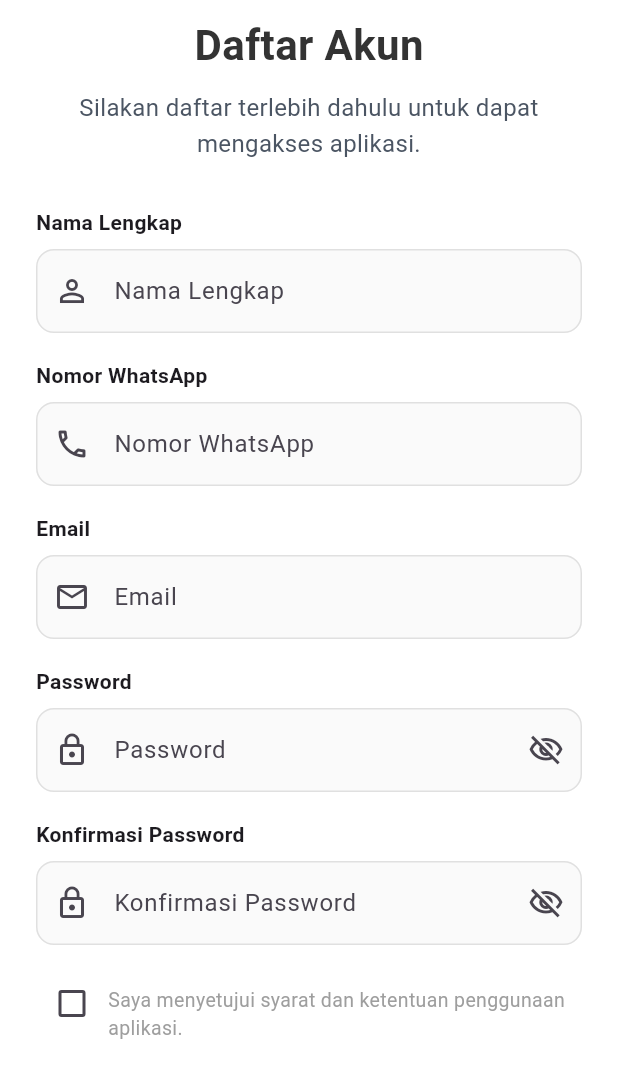
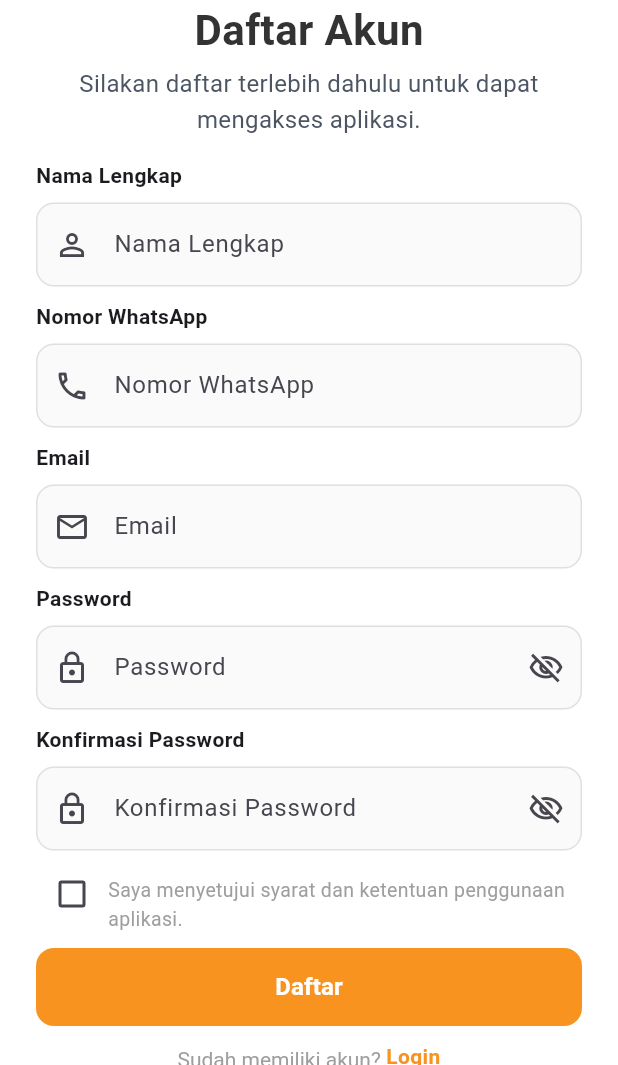
Before and after one commit to Adinaa11/goldify, a Flutter app: the RegisterPage screen opened directly, on a phone screen of 412 x 824 dp, the part 171-1236 px from its top. Run offline on Flutter 3.47's test engine with Material 3 defaults, Android fonts, the phone set to English and light mode, and no system bars; our stand-ins replace confetti.

Commit message:
Update register

```diff
--- a/lib/views/home_page.dart
+++ b/lib/views/home_page.dart
@@ -1,6 +1,6 @@
 import 'package:flutter/material.dart';
 import 'calculator/calculator_page.dart';
-import 'profile_page.dart';
+import 'profile/profile_page.dart';
 
 class HomePage extends StatefulWidget {
   const HomePage({super.key});
--- a/lib/views/login_page.dart
+++ b/lib/views/login_page.dart
@@ -144,7 +144,7 @@ class _LoginPageState extends State<LoginPage> {
                       ),
                     ),
 
-                    const SizedBox(height: 30),
+                    const SizedBox(height: 15),
 
                     // EMAIL
                     const Text(
@@ -166,7 +166,7 @@ class _LoginPageState extends State<LoginPage> {
                       ),
                     ),
 
-                    const SizedBox(height: 18),
+                    const SizedBox(height: 10),
 
                     // PASSWORD
                     const Text(
@@ -203,7 +203,7 @@ class _LoginPageState extends State<LoginPage> {
                       ),
                     ),
 
-                    const SizedBox(height: 12),
+                    const SizedBox(height: 10),
 
                     // LUPA PASSWORD
                     Align(
@@ -296,7 +296,7 @@ class _LoginPageState extends State<LoginPage> {
                       ),
                     ),
 
-                    const SizedBox(height: 100),
+                    const SizedBox(height: 130),
                   ],
                 ),
               ),
@@ -306,7 +306,6 @@ class _LoginPageState extends State<LoginPage> {
                 width: double.infinity,
                 child: Image.asset(
                   'assets/images/bawah.png',
-                  width: double.infinity,
                   fit: BoxFit.fitWidth,
                 ),
               ),
--- a/lib/views/register_page.dart
+++ b/lib/views/register_page.dart
@@ -143,7 +143,7 @@ class _RegisterPageState extends State<RegisterPage> {
                 ),
               ),
 
-              const SizedBox(height: 10),
+              const SizedBox(height: 0),
 
               // JUDUL
               const Center(
@@ -157,7 +157,7 @@ class _RegisterPageState extends State<RegisterPage> {
                 ),
               ),
 
-              const SizedBox(height: 10),
+              const SizedBox(height: 4),
 
               // INFORMASI
               Center(
@@ -173,7 +173,7 @@ class _RegisterPageState extends State<RegisterPage> {
                 ),
               ),
 
-              const SizedBox(height: 30),
+              const SizedBox(height: 15),
 
               // NAMA
               const Text(
@@ -194,7 +194,7 @@ class _RegisterPageState extends State<RegisterPage> {
                 ),
               ),
 
-              const SizedBox(height: 18),
+              const SizedBox(height: 10),
 
               // WHATSAPP
               const Text(
@@ -216,7 +216,7 @@ class _RegisterPageState extends State<RegisterPage> {
                 ),
               ),
 
-              const SizedBox(height: 18),
+              const SizedBox(height: 10),
 
               // EMAIL
               const Text(
@@ -238,7 +238,7 @@ class _RegisterPageState extends State<RegisterPage> {
                 ),
               ),
 
-              const SizedBox(height: 18),
+              const SizedBox(height: 10),
 
               // PASSWORD
               const Text(
@@ -272,7 +272,7 @@ class _RegisterPageState extends State<RegisterPage> {
                 ),
               ),
 
-              const SizedBox(height: 18),
+              const SizedBox(height: 10),
 
               // KONFIRMASI PASSWORD
               const Text(
@@ -307,7 +307,7 @@ class _RegisterPageState extends State<RegisterPage> {
                 ),
               ),
 
-              const SizedBox(height: 15),
+              const SizedBox(height: 5),
 
               // TERMS
               Row(
@@ -339,7 +339,7 @@ class _RegisterPageState extends State<RegisterPage> {
                 ],
               ),
 
-              const SizedBox(height: 15),
+              const SizedBox(height: 10),
 
               // BUTTON DAFTAR
               SizedBox(
@@ -365,7 +365,7 @@ class _RegisterPageState extends State<RegisterPage> {
                 ),
               ),
 
-              const SizedBox(height: 20),
+              const SizedBox(height: 10),
 
               // LOGIN
               Center(
@@ -401,8 +401,6 @@ class _RegisterPageState extends State<RegisterPage> {
                   ),
                 ),
               ),
-
-              const SizedBox(height: 3),
               ],
             ),
           ),
```
Also changed, not shown: lib/views/profile/change_password_page.dart (renamed from lib/views/change_password_page.dart), lib/views/profile/login_activity_page.dart (renamed from lib/views/login_activity_page.dart), lib/views/profile/notification_page.dart (added), lib/views/profile/personal_info_page.dart (renamed from lib/views/personal_info_page.dart), lib/views/profile/profile_page.dart (renamed from lib/views/profile_page.dart), lib/views/profile/security_page.dart (renamed from lib/views/security_page.dart), lib/views/profile/two_factor_page.dart (renamed from lib/views/two_factor_page.dart).
